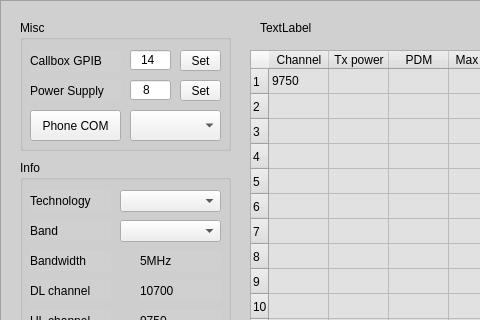
The window that mainGui2.ui (tmc9031/RF_Tuning_Tool) describes before a commit, drawn with Qt 5; both pictures show x 0 to 480 and y 0 to 320 of the 1061 by 639 pixel window.
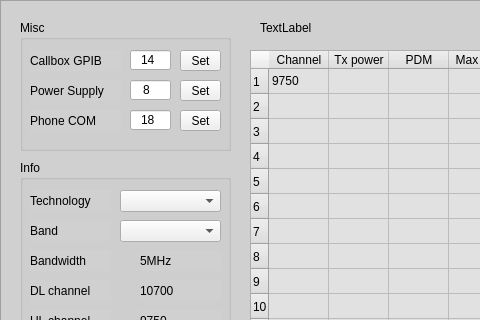
The same window after the commit. Icons and pictures are not drawn.

Commit message: Change Phone COM port set method (comboBox to LineEdit) QCOM.get_phone_port_list() have unexpected response, python thread cannot terminate.

Diff of the .ui file:
```diff
--- a/mainGui2.ui
+++ b/mainGui2.ui
@@ -653,29 +653,57 @@
       <string>Set</string>
      </property>
     </widget>
-    <widget class="QToolButton" name="btnGetCOM">
+    <widget class="QToolButton" name="btnSetCOM">
+     <property name="geometry">
+      <rect>
+       <x>160</x>
+       <y>90</y>
+       <width>41</width>
+       <height>21</height>
+      </rect>
+     </property>
+     <property name="text">
+      <string>Set</string>
+     </property>
+    </widget>
+    <widget class="QLineEdit" name="qleCOM">
+     <property name="geometry">
+      <rect>
+       <x>110</x>
+       <y>90</y>
+       <width>41</width>
+       <height>20</height>
+      </rect>
+     </property>
+     <property name="inputMethodHints">
+      <set>Qt::ImhNone</set>
+     </property>
+     <property name="inputMask">
+      <string>000; </string>
+     </property>
+     <property name="text">
+      <string>18</string>
+     </property>
+     <property name="maxLength">
+      <number>3</number>
+     </property>
+     <property name="alignment">
+      <set>Qt::AlignCenter</set>
+     </property>
+    </widget>
+    <widget class="QLabel" name="qlCOMTitle">
      <property name="geometry">
       <rect>
        <x>10</x>
        <y>90</y>
        <width>91</width>
-       <height>31</height>
+       <height>21</height>
       </rect>
      </property>
      <property name="text">
       <string>Phone COM</string>
      </property>
     </widget>
-    <widget class="QComboBox" name="comboBoxCOM">
-     <property name="geometry">
-      <rect>
-       <x>110</x>
-       <y>90</y>
-       <width>91</width>
-       <height>31</height>
-      </rect>
-     </property>
-    </widget>
    </widget>
    <widget class="QFrame" name="frame_3">
     <property name="geometry">
```
The commit also changes 2 other files.
